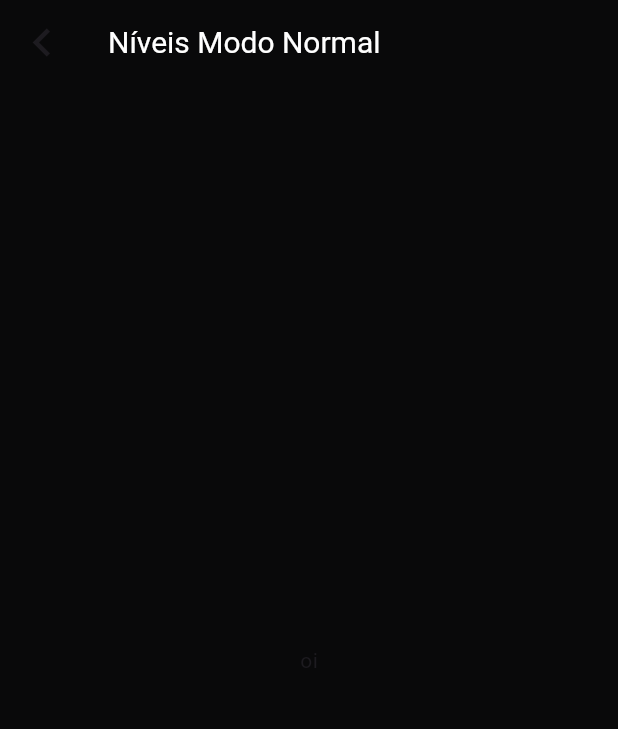
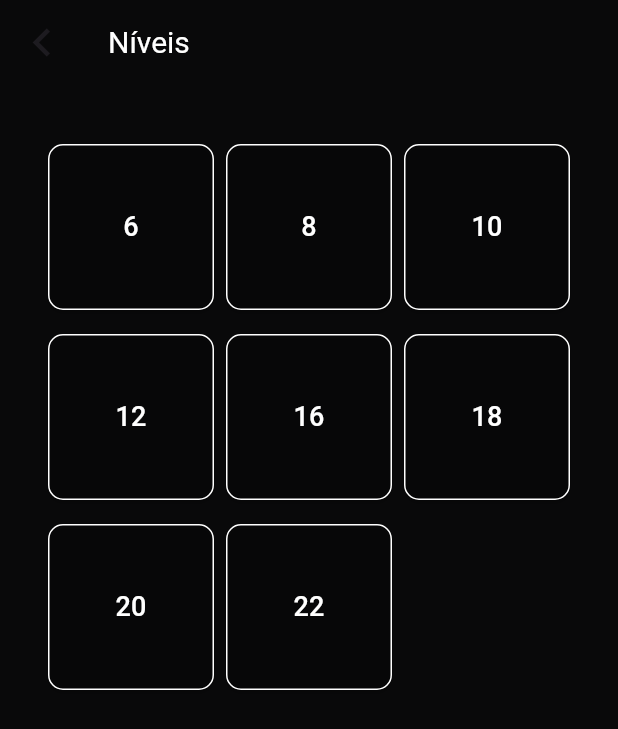
Before and after one commit to M-RaquelCS/Memory_Game, a Flutter app: the screen it shows after launch, after a tap on "Iniciar jogo", on a phone screen of 412 x 824 dp. Shown: the top 729 px of the screen. Run offline on Flutter 3.47's test engine with Material 3 defaults, Android fonts, the phone set to English and light mode, and no system bars; our stand-ins replace google_fonts; missing offline and left inert: dart:ffi.

Commit message:
create page list levels game and remove type game hard

```diff
--- a/lib/home/home_page.dart
+++ b/lib/home/home_page.dart
@@ -104,20 +104,7 @@ class _HomePageState extends State<HomePage> {
                   Navigator.push(
                       context,
                       MaterialPageRoute(
-                        builder: (context) =>
-                            const ListLevelsPage(title: "Níveis Modo Normal"),
-                      ));
-                },
-              ),
-              GameButton(
-                label: 'green',
-                title: 'Iniciar jogo no modo IFPE',
-                action: () {
-                  Navigator.push(
-                      context,
-                      MaterialPageRoute(
-                        builder: (context) =>
-                            const ListLevelsPage(title: "Níveis Modo IFPE"),
+                        builder: (context) => ListLevelsPage(title: "Níveis"),
                       ));
                 },
               )
@@ -125,7 +112,7 @@ class _HomePageState extends State<HomePage> {
           ),
           // Ações para acessar Recordes
           Container(
-            height: 164,
+            height: 120,
             width: MediaQuery.of(context).size.width - 64,
             decoration: BoxDecoration(
               borderRadius: BorderRadius.circular(24),
@@ -147,16 +134,6 @@ class _HomePageState extends State<HomePage> {
                           MaterialPageRoute(
                             builder: (context) =>
                                 const RecordPage(title: "Recordes Modo Normal"),
-                          ));
-                    }),
-                RecordButton(
-                    title: "Modo IFPE",
-                    action: () {
-                      Navigator.push(
-                          context,
-                          MaterialPageRoute(
-                            builder: (context) =>
-                                const RecordPage(title: "Recordes Modo IFPE"),
                           ));
                     }),
               ],
--- a/lib/levels/list_level_page.dart
+++ b/lib/levels/list_level_page.dart
@@ -1,10 +1,15 @@
+import 'dart:ffi';
+
 import 'package:flutter/material.dart';
+import 'package:flutter/rendering.dart';
+import 'package:memory_game/levels/widgets/LevelButton/level_button_widget.dart';
 import 'package:memory_game/widgets/AppBar/app_bar_widget.dart';
 
 class ListLevelsPage extends StatefulWidget {
   final String title;
+  final numbers = [6, 8, 10, 12, 16, 18, 20, 22];
 
-  const ListLevelsPage({super.key, required this.title});
+  ListLevelsPage({super.key, required this.title});
 
   @override
   State<ListLevelsPage> createState() => _ListLevelsPageState();
@@ -21,7 +26,25 @@ class _ListLevelsPageState extends State<ListLevelsPage> {
             Navigator.of(context).pop();
           },
         ),
-      body: const Center(child: Text("oi")),
-    );
+        body: Center(
+          child: SizedBox(
+            width: MediaQuery.of(context).size.width - 64,
+            child: Padding(
+              padding: const EdgeInsets.only(top: 40),
+              child: GridView.builder(
+                gridDelegate: const SliverGridDelegateWithFixedCrossAxisCount(
+                    crossAxisCount: 3,
+                    crossAxisSpacing: 8, // espaço horizontal entre os buttons
+                    mainAxisSpacing: 16 // espaço vertical entre os buttons
+                    ),
+                itemCount: widget.numbers.length,
+                itemBuilder: (context, index) {
+                  return LevelButton(
+                      number: widget.numbers[index], action: () => Void);
+                },
+              ),
+            ),
+          ),
+        ));
   }
 }
--- /dev/null
+++ b/lib/levels/widgets/LevelButton/level_button_widget.dart
@@ -0,0 +1,28 @@
+import 'package:flutter/material.dart';
+import 'package:memory_game/core/app_text_styles.dart';
+
+class LevelButton extends StatelessWidget {
+  final int number;
+  final Function action;
+
+  const LevelButton({super.key, required this.number, required this.action});
+
+  @override
+  Widget build(BuildContext context) {
+    return ElevatedButton(
+      onPressed: () => action(),
+      style: ElevatedButton.styleFrom(
+        backgroundColor: Colors.transparent,
+        shape: RoundedRectangleBorder(
+            borderRadius: BorderRadius.circular(10),
+            side: const BorderSide(color: Colors.white, width: 1)),
+      ),
+      child: Center(
+        child: Text(
+          '$number',
+          style: AppTextStyles.headingWhite,
+        ),
+      ),
+    );
+  }
+}
```
Lines whose indentation alone changed are shown as unchanged.
